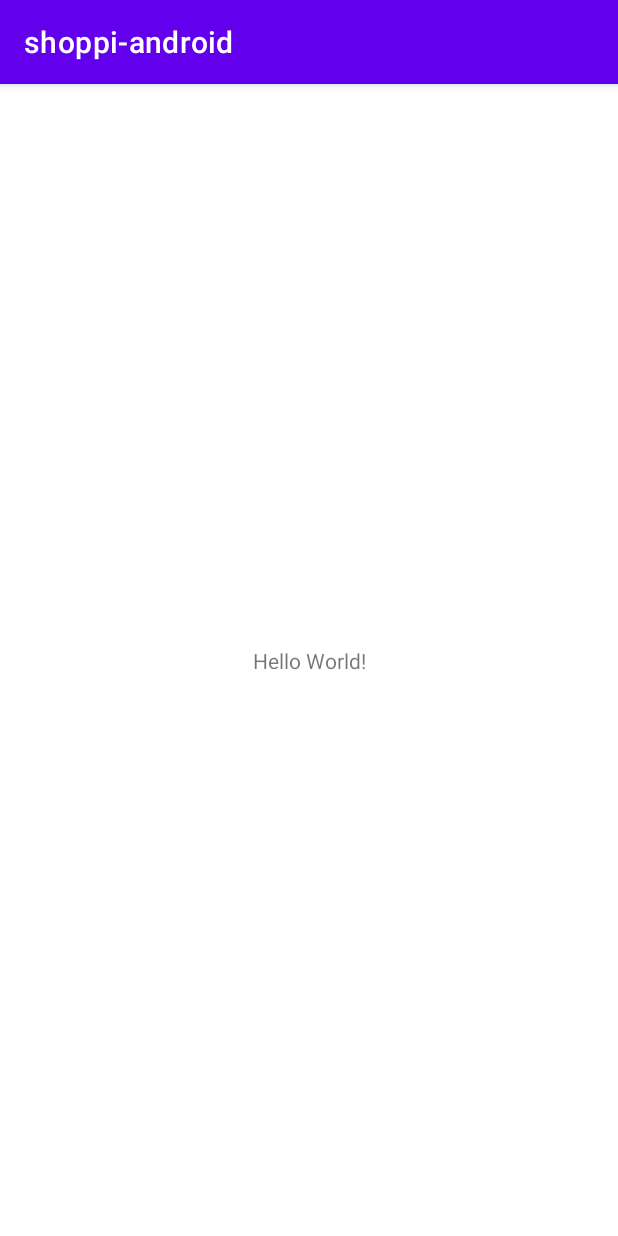
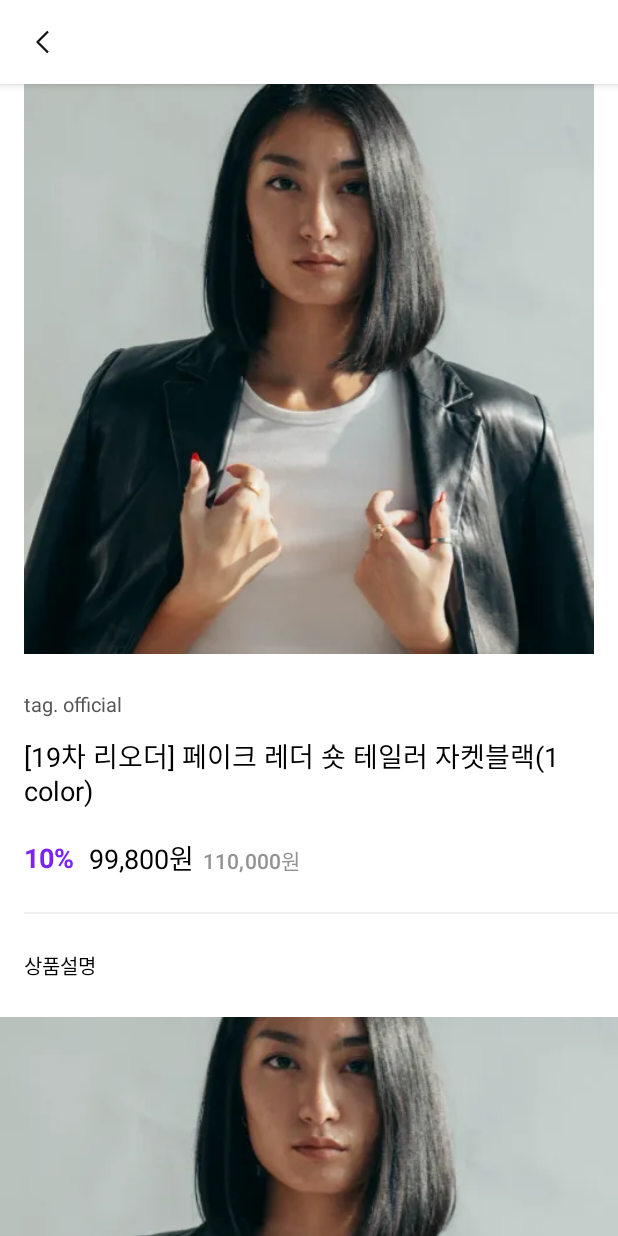
Before and after one commit to dpwns1234/shoppi-android, an Android app: the screen it shows after launch (MainActivity), on a phone screen of 412 x 824 dp. Run offline under Robolectric (Android 15) with nearby library versions, the phone set to English and light mode, and no system bars.

Commit message:
feat: Complete product detail UI

```diff
--- a/app/src/main/java/com/shoppi/app/MainActivity.kt
+++ b/app/src/main/java/com/shoppi/app/MainActivity.kt
@@ -6,6 +6,6 @@ import android.os.Bundle
 class MainActivity : AppCompatActivity() {
     override fun onCreate(savedInstanceState: Bundle?) {
         super.onCreate(savedInstanceState)
-        setContentView(R.layout.activity_main)
+        setContentView(R.layout.activity_product_detail)
     }
 }
--- /dev/null
+++ b/app/src/main/res/drawable/ic_gnb_back.xml
@@ -0,0 +1,13 @@
+<vector xmlns:android="http://schemas.android.com/apk/res/android"
+    android:width="24dp"
+    android:height="24dp"
+    android:viewportWidth="24"
+    android:viewportHeight="24">
+  <path
+      android:pathData="m16,5 l-7,7 7,7.005"
+      android:strokeLineJoin="round"
+      android:strokeWidth="1.5"
+      android:fillColor="#00000000"
+      android:strokeColor="#111"
+      android:fillType="evenOdd"/>
+</vector>
--- a/app/src/main/res/layout/activity_main.xml
+++ b/app/src/main/res/layout/activity_main.xml
@@ -6,13 +6,5 @@
     android:layout_height="match_parent"
     tools:context=".MainActivity">
 
-    <TextView
-        android:layout_width="wrap_content"
-        android:layout_height="wrap_content"
-        android:text="Hello World!"
-        app:layout_constraintBottom_toBottomOf="parent"
-        app:layout_constraintLeft_toLeftOf="parent"
-        app:layout_constraintRight_toRightOf="parent"
-        app:layout_constraintTop_toTopOf="parent" />
 
 </androidx.constraintlayout.widget.ConstraintLayout>
--- /dev/null
+++ b/app/src/main/res/layout/activity_product_detail.xml
@@ -0,0 +1,143 @@
+<?xml version="1.0" encoding="utf-8"?>
+<androidx.coordinatorlayout.widget.CoordinatorLayout xmlns:android="http://schemas.android.com/apk/res/android"
+    xmlns:app="http://schemas.android.com/apk/res-auto"
+    android:layout_width="match_parent"
+    android:layout_height="match_parent">
+
+    <com.google.android.material.appbar.AppBarLayout
+        android:layout_width="match_parent"
+        android:layout_height="wrap_content"
+        android:background="@color/shoppi_white">
+
+        <androidx.appcompat.widget.Toolbar
+            android:id="@+id/toolbar_product_detail"
+            android:layout_width="match_parent"
+            app:layout_scrollFlags="scroll|enterAlways"
+            app:navigationIcon="@drawable/ic_gnb_back"
+            android:layout_height="wrap_content" />
+
+    </com.google.android.material.appbar.AppBarLayout>
+
+    <androidx.core.widget.NestedScrollView
+        android:layout_width="match_parent"
+        android:layout_height="match_parent"
+        app:layout_behavior="@string/appbar_scrolling_view_behavior">
+
+        <androidx.constraintlayout.widget.ConstraintLayout
+            android:layout_width="match_parent"
+            android:layout_height="wrap_content">
+
+            <ImageView
+                android:id="@+id/iv_product_thumbnail"
+                android:layout_width="0dp"
+                android:layout_height="0dp"
+                android:layout_marginStart="16dp"
+                android:layout_marginEnd="16dp"
+                android:contentDescription="@string/description_product_thumbnail"
+                android:src="@drawable/img_pdp_top_01"
+                app:layout_constraintDimensionRatio="w, 1:1"
+                app:layout_constraintEnd_toEndOf="parent"
+                app:layout_constraintStart_toStartOf="parent"
+                app:layout_constraintTop_toTopOf="parent" />
+
+            <TextView
+                android:id="@+id/tv_product_detail_brand_name"
+                style="@style/TextSubtitle3.Grey03"
+                android:layout_width="0dp"
+                android:layout_height="wrap_content"
+                android:layout_marginStart="16dp"
+                android:layout_marginTop="24dp"
+                android:layout_marginEnd="16dp"
+                android:text="tag. official"
+                app:layout_constraintEnd_toEndOf="parent"
+                app:layout_constraintStart_toStartOf="parent"
+                app:layout_constraintTop_toBottomOf="@id/iv_product_thumbnail" />
+
+            <TextView
+                android:id="@+id/tv_product_label"
+                style="@style/TextMedium"
+                android:layout_width="0dp"
+                android:layout_height="wrap_content"
+                android:layout_marginStart="16dp"
+                android:layout_marginTop="12dp"
+                android:layout_marginEnd="16dp"
+                android:text="[19차 리오더] 페이크 레더 숏 테일러 자켓블랙(1 color)"
+                app:layout_constraintEnd_toEndOf="parent"
+                app:layout_constraintStart_toStartOf="parent"
+                app:layout_constraintTop_toBottomOf="@id/tv_product_detail_brand_name"
+
+                />
+
+            <TextView
+                android:id="@+id/tv_product_discount_rate"
+                style="@style/TextMedium.Purple.Bold"
+                android:layout_width="wrap_content"
+                android:layout_height="wrap_content"
+                android:layout_marginStart="16dp"
+                android:layout_marginTop="20dp"
+                android:text="10%"
+                app:layout_constraintStart_toStartOf="parent"
+                app:layout_constraintTop_toBottomOf="@id/tv_product_label" />
+
+            <TextView
+                android:id="@+id/tv_product_discount_price"
+                style="@style/TextMedium"
+                android:layout_width="wrap_content"
+                android:layout_height="wrap_content"
+                android:layout_marginStart="10dp"
+                android:text="99,800원"
+                app:layout_constraintBottom_toBottomOf="@id/tv_product_discount_rate"
+                app:layout_constraintStart_toEndOf="@id/tv_product_discount_rate"
+                app:layout_constraintTop_toTopOf="@id/tv_product_discount_rate" />
+
+            <TextView
+                android:id="@+id/tv_product_price"
+                style="@style/TextSubtitle2.Grey05"
+                android:layout_width="wrap_content"
+                android:layout_height="wrap_content"
+                android:layout_marginStart="6dp"
+                android:text="110,000원"
+                app:layout_constraintBaseline_toBaselineOf="@id/tv_product_discount_price"
+                app:layout_constraintStart_toEndOf="@id/tv_product_discount_price" />
+
+            <View
+                android:id="@+id/view_divider_product"
+                android:layout_width="0dp"
+                android:layout_height="1dp"
+                android:layout_marginStart="16dp"
+                android:layout_marginTop="24dp"
+                android:background="#eeeff1"
+                app:layout_constraintStart_toStartOf="parent"
+                app:layout_constraintTop_toBottomOf="@id/tv_product_price" />
+
+            <TextView
+                android:id="@+id/tv_product_detail_image_title"
+                style="@style/TextSubtitle3"
+                android:layout_width="wrap_content"
+                android:layout_height="wrap_content"
+                android:layout_marginStart="16dp"
+                android:layout_marginTop="24dp"
+                android:text="@string/title_product_detail_image"
+                app:layout_constraintStart_toStartOf="parent"
+                app:layout_constraintTop_toBottomOf="@id/view_divider_product" />
+
+            <ImageView
+                android:id="@+id/iv_product_detail_image"
+                android:layout_width="0dp"
+                android:layout_height="wrap_content"
+                android:layout_marginTop="24dp"
+                android:layout_marginBottom="50dp"
+                android:contentDescription="@string/description_product_detail_image"
+                android:scaleType="centerCrop"
+                android:src="@drawable/img_pdp_top_01"
+                app:layout_constraintBottom_toBottomOf="parent"
+                app:layout_constraintEnd_toEndOf="parent"
+                app:layout_constraintStart_toStartOf="parent"
+                app:layout_constraintTop_toBottomOf="@id/tv_product_detail_image_title" />
+
+
+        </androidx.constraintlayout.widget.ConstraintLayout>
+    </androidx.core.widget.NestedScrollView>
+
+
+</androidx.coordinatorlayout.widget.CoordinatorLayout>
--- a/app/src/main/res/values-night/themes.xml
+++ b/app/src/main/res/values-night/themes.xml
@@ -1,14 +1,14 @@
 <resources xmlns:tools="http://schemas.android.com/tools">
     <!-- Base application theme. -->
-    <style name="Theme.Shoppiandroid" parent="Theme.MaterialComponents.DayNight.DarkActionBar">
+    <style name="Theme.Shoppiandroid" parent="Theme.MaterialComponents.DayNight.NoActionBar">
         <!-- Primary brand color. -->
-        <item name="colorPrimary">@color/purple_200</item>
-        <item name="colorPrimaryVariant">@color/purple_700</item>
-        <item name="colorOnPrimary">@color/black</item>
+        <item name="colorPrimary">@color/shoppi_purple</item>
+        <item name="colorPrimaryVariant">@color/shoppi_gradient_purple</item>
+        <item name="colorOnPrimary">@color/shoppi_black_01</item>
         <!-- Secondary brand color. -->
-        <item name="colorSecondary">@color/teal_200</item>
-        <item name="colorSecondaryVariant">@color/teal_200</item>
-        <item name="colorOnSecondary">@color/black</item>
+        <item name="colorSecondary">@color/shoppi_pink_01</item>
+        <item name="colorSecondaryVariant">@color/shoppi_pink_02</item>
+        <item name="colorOnSecondary">@color/shoppi_black_01</item>
         <!-- Status bar color. -->
         <item name="android:statusBarColor" tools:targetApi="l">?attr/colorPrimaryVariant</item>
         <!-- Customize your theme here. -->
--- a/app/src/main/res/values/colors.xml
+++ b/app/src/main/res/values/colors.xml
@@ -1,10 +1,22 @@
 <?xml version="1.0" encoding="utf-8"?>
 <resources>
-    <color name="purple_200">#FFBB86FC</color>
-    <color name="purple_500">#FF6200EE</color>
-    <color name="purple_700">#FF3700B3</color>
-    <color name="teal_200">#FF03DAC5</color>
-    <color name="teal_700">#FF018786</color>
-    <color name="black">#FF000000</color>
-    <color name="white">#FFFFFFFF</color>
+    <color name="shoppi_purple">#7d22ff</color>
+    <color name="shoppi_pink_01">#66e062ff</color>
+    <color name="shoppi_pink_02">#11e062ff</color>
+    <color name="shoppi_gradient_purple">#6b19ff</color>
+    <color name="shoppi_gradient_pink">#fd62ff</color>
+    <color name="shoppi_black_01">#000000</color>
+    <color name="shoppi_black_02">#111111</color>
+    <color name="shoppi_grey_01">#5f5f69</color>
+    <color name="shoppi_grey_02">#52514d</color>
+    <color name="shoppi_grey_03">#555555</color>
+    <color name="shoppi_grey_04">#888888</color>
+    <color name="shoppi_grey_05">#939393</color>
+    <color name="shoppi_grey_06">#d1d1d1</color>
+    <color name="shoppi_grey_07">#d6d6d6</color>
+    <color name="shoppi_grey_08">#e9e9e9</color>
+    <color name="shoppi_grey_09">#eeeff1</color>
+    <color name="shoppi_bluegrey">#f2f4f6</color>
+    <color name="shoppi_white">#ffffff</color>
+    <color name="shoppi_brown">#967a6d</color>
 </resources>
--- a/app/src/main/res/values/strings.xml
+++ b/app/src/main/res/values/strings.xml
@@ -1,3 +1,6 @@
 <resources>
     <string name="app_name">shoppi-android</string>
+    <string name="description_product_thumbnail">상품 상세 대표 이미지</string>
+    <string name="title_product_detail_image">상품설명</string>
+    <string name="description_product_detail_image">상품 상세 이미지</string>
 </resources>
--- /dev/null
+++ b/app/src/main/res/values/style.xml
@@ -0,0 +1,55 @@
+<?xml version="1.0" encoding="utf-8"?>
+<resources>
+<!-- Text Style -->
+    <style name="TextSubtitle1" parent="TextAppearance.MaterialComponents.Subtitle1">
+        <item name="android:textColor">@color/shoppi_black_01</item>
+    </style>
+
+    <style name="TextSubtitle1.White">
+        <item name="android:textColor">@color/shoppi_white</item>
+    </style>
+
+    <style name="TextSubtitle1.White.Bold">
+        <item name="android:textStyle">bold</item>
+        <item name="android:textColor">@color/shoppi_white</item>
+    </style>
+
+    <style name="TextMedium" parent="TextAppearance.AppCompat.Medium">
+        <item name="android:textColor">@color/shoppi_black_01</item>
+    </style>
+    <style name="TextMedium.Purple">
+        <item name="android:textColor">@color/shoppi_purple</item>
+    </style>
+    <style name="TextMedium.Purple.Bold">
+        <item name="android:textColor">@color/shoppi_purple</item>
+        <item name="android:textStyle">bold</item>
+    </style>
+
+    <style name="TextSubtitle2" parent="TextAppearance.MaterialComponents.Subtitle2">
+        <item name="android:textColor">@color/shoppi_black_01</item>
+    </style>
+    <style name="TextSubtitle2.Grey05">
+        <item name="android:textColor">@color/shoppi_grey_05</item>
+    </style>
+
+    <style name="TextSubtitle3">
+        <item name="android:textSize">13sp</item>
+        <item name="android:textColor">@color/shoppi_black_01</item>
+    </style>
+    <style name="TextSubtitle3.Grey03">
+        <item name="android:textColor">@color/shoppi_grey_03</item>
+    </style>
+
+    <style name="TextCaption1" parent="TextAppearance.AppCompat.Caption">
+        <item name="android:textColor">@color/shoppi_black_01</item>
+    </style>
+    <style name="TextCaption1.Grey03">
+        <item name="android:textColor">@color/shoppi_grey_03</item>
+    </style>
+
+    <style name="TextCaption2" parent="TextAppearance.AppCompat.Caption">
+        <item name="android:textSize">11sp</item>
+        <item name="android:textColor">@color/shoppi_black_01</item>
+    </style>
+
+</resources>
--- a/app/src/main/res/values/themes.xml
+++ b/app/src/main/res/values/themes.xml
@@ -1,14 +1,14 @@
 <resources xmlns:tools="http://schemas.android.com/tools">
     <!-- Base application theme. -->
-    <style name="Theme.Shoppiandroid" parent="Theme.MaterialComponents.DayNight.DarkActionBar">
+    <style name="Theme.Shoppiandroid" parent="Theme.MaterialComponents.DayNight.NoActionBar">
         <!-- Primary brand color. -->
-        <item name="colorPrimary">@color/purple_500</item>
-        <item name="colorPrimaryVariant">@color/purple_700</item>
-        <item name="colorOnPrimary">@color/white</item>
+        <item name="colorPrimary">@color/shoppi_purple</item>
+        <item name="colorPrimaryVariant">@color/shoppi_gradient_purple</item>
+        <item name="colorOnPrimary">@color/shoppi_white</item>
         <!-- Secondary brand color. -->
-        <item name="colorSecondary">@color/teal_200</item>
-        <item name="colorSecondaryVariant">@color/teal_700</item>
-        <item name="colorOnSecondary">@color/black</item>
+        <item name="colorSecondary">@color/shoppi_pink_01</item>
+        <item name="colorSecondaryVariant">@color/shoppi_pink_02</item>
+        <item name="colorOnSecondary">@color/shoppi_black_01</item>
         <!-- Status bar color. -->
         <item name="android:statusBarColor" tools:targetApi="l">?attr/colorPrimaryVariant</item>
         <!-- Customize your theme here. -->
```
Also changed, not shown: app/src/main/res/drawable-hdpi/img_pdp_top_01.webp (added), app/src/main/res/drawable-mdpi/img_pdp_top_01.webp (added), app/src/main/res/drawable-xhdpi/img_pdp_top_01.webp (added), app/src/main/res/drawable-xxhdpi/img_pdp_top_01.webp (added), app/src/main/res/drawable-xxxhdpi/img_pdp_top_01.webp (added).
